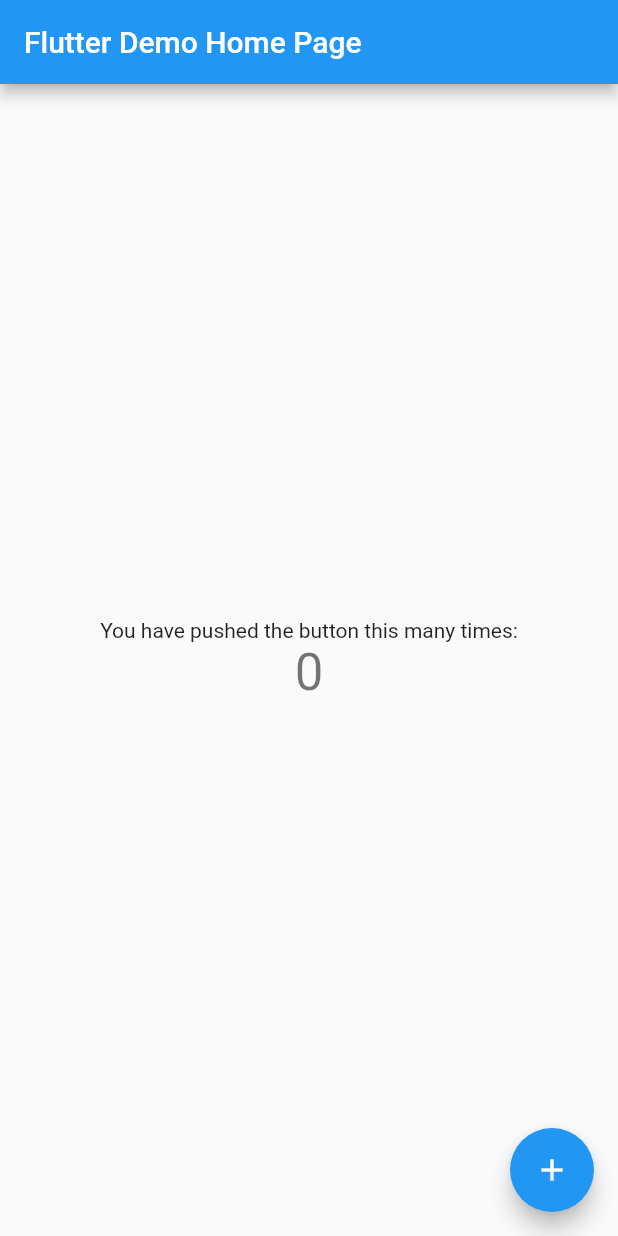
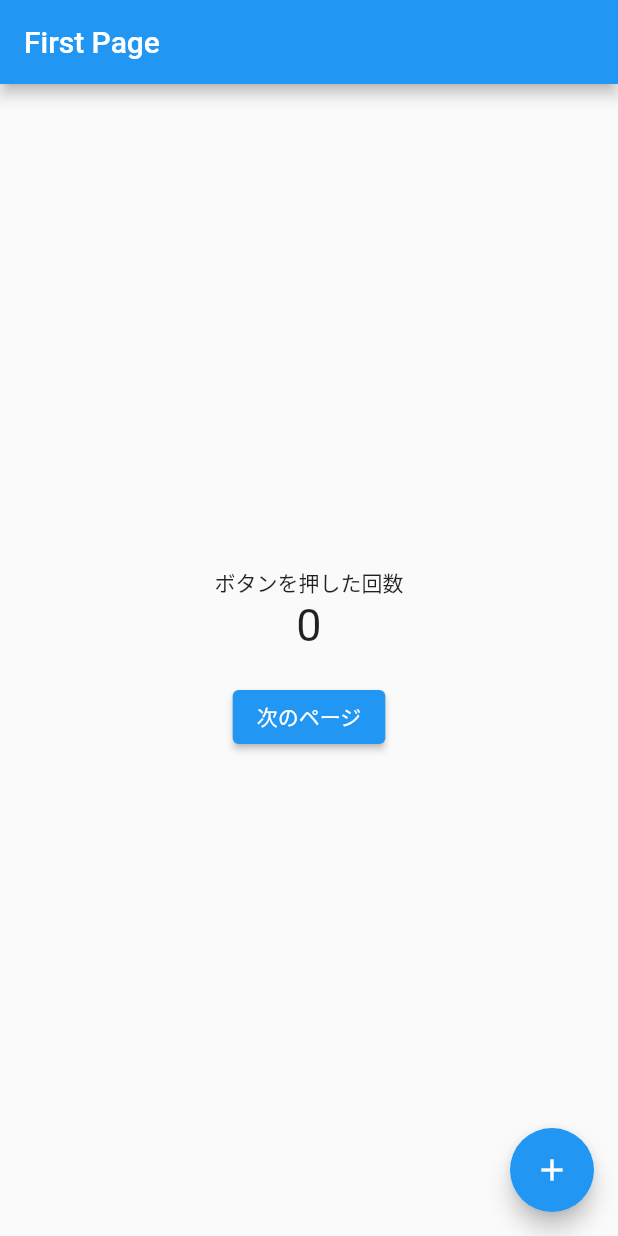
Before and after one commit to sa8a/counter_app, a Flutter app: the screen it shows after launch, on a phone screen of 412 x 824 dp. Run offline on Flutter 3.47's test engine with Material 2 defaults, Android fonts, the phone set to English and light mode, and no system bars.

Commit message:
add: カウンター画面を追加

```diff
--- a/lib/main.dart
+++ b/lib/main.dart
@@ -7,41 +7,16 @@ void main() {
 class MyApp extends StatelessWidget {
   const MyApp({super.key});
 
-  // This widget is the root of your application.
   @override
   Widget build(BuildContext context) {
-    return MaterialApp(
-      title: 'Flutter Demo',
-      theme: ThemeData(
-        // This is the theme of your application.
-        //
-        // Try running your application with "flutter run". You'll see the
-        // application has a blue toolbar. Then, without quitting the app, try
-        // changing the primarySwatch below to Colors.green and then invoke
-        // "hot reload" (press "r" in the console where you ran "flutter run",
-        // or simply save your changes to "hot reload" in a Flutter IDE).
-        // Notice that the counter didn't reset back to zero; the application
-        // is not restarted.
-        primarySwatch: Colors.blue,
-      ),
-      home: const MyHomePage(title: 'Flutter Demo Home Page'),
+    return const MaterialApp(
+      home: MyHomePage(),
     );
   }
 }
 
 class MyHomePage extends StatefulWidget {
-  const MyHomePage({super.key, required this.title});
-
-  // This widget is the home page of your application. It is stateful, meaning
-  // that it has a State object (defined below) that contains fields that affect
-  // how it looks.
-
-  // This class is the configuration for the state. It holds the values (in this
-  // case the title) provided by the parent (in this case the App widget) and
-  // used by the build method of the State. Fields in a Widget subclass are
-  // always marked "final".
-
-  final String title;
+  const MyHomePage({super.key});
 
   @override
   State<MyHomePage> createState() => _MyHomePageState();
@@ -50,66 +25,86 @@ class MyHomePage extends StatefulWidget {
 class _MyHomePageState extends State<MyHomePage> {
   int _counter = 0;
 
-  void _incrementCounter() {
-    setState(() {
-      // This call to setState tells the Flutter framework that something has
-      // changed in this State, which causes it to rerun the build method below
-      // so that the display can reflect the updated values. If we changed
-      // _counter without calling setState(), then the build method would not be
-      // called again, and so nothing would appear to happen.
-      _counter++;
-    });
-  }
-
   @override
   Widget build(BuildContext context) {
-    // This method is rerun every time setState is called, for instance as done
-    // by the _incrementCounter method above.
-    //
-    // The Flutter framework has been optimized to make rerunning build methods
-    // fast, so that you can just rebuild anything that needs updating rather
-    // than having to individually change instances of widgets.
     return Scaffold(
       appBar: AppBar(
-        // Here we take the value from the MyHomePage object that was created by
-        // the App.build method, and use it to set our appbar title.
-        title: Text(widget.title),
+        backgroundColor: Colors.blue,
+        title: const Text('First Page'),
       ),
       body: Center(
-        // Center is a layout widget. It takes a single child and positions it
-        // in the middle of the parent.
         child: Column(
-          // Column is also a layout widget. It takes a list of children and
-          // arranges them vertically. By default, it sizes itself to fit its
-          // children horizontally, and tries to be as tall as its parent.
-          //
-          // Invoke "debug painting" (press "p" in the console, choose the
-          // "Toggle Debug Paint" action from the Flutter Inspector in Android
-          // Studio, or the "Toggle Debug Paint" command in Visual Studio Code)
-          // to see the wireframe for each widget.
-          //
-          // Column has various properties to control how it sizes itself and
-          // how it positions its children. Here we use mainAxisAlignment to
-          // center the children vertically; the main axis here is the vertical
-          // axis because Columns are vertical (the cross axis would be
-          // horizontal).
           mainAxisAlignment: MainAxisAlignment.center,
-          children: <Widget>[
-            const Text(
-              'You have pushed the button this many times:',
+          children: [
+            Column(
+              mainAxisAlignment: MainAxisAlignment.center,
+              children: [
+                const Text('ボタンを押した回数'),
+                Text('$_counter', style: const TextStyle(fontSize: 30)),
+              ],
             ),
-            Text(
-              '$_counter',
-              style: Theme.of(context).textTheme.headline4,
-            ),
+            const SizedBox(height: 20),
+            ElevatedButton(
+              onPressed: () {
+                Navigator.push(
+                  context,
+                  MaterialPageRoute(
+                    builder: ((context) => const MySecondPage()),
+                  ),
+                );
+              },
+              child: const Text('次のページ'),
+            )
           ],
         ),
       ),
       floatingActionButton: FloatingActionButton(
-        onPressed: _incrementCounter,
-        tooltip: 'Increment',
+        onPressed: () {
+          setState(() {
+            _counter++;
+          });
+        },
         child: const Icon(Icons.add),
-      ), // This trailing comma makes auto-formatting nicer for build methods.
+      ),
     );
   }
 }
+
+class MySecondPage extends StatelessWidget {
+  const MySecondPage({super.key});
+
+  @override
+  Widget build(BuildContext context) {
+    return Scaffold(
+      appBar: AppBar(
+        backgroundColor: Colors.red,
+        title: const Text('Second Page'),
+      ),
+      body: Center(
+        child: Column(
+          mainAxisAlignment: MainAxisAlignment.center,
+          children: [
+            Column(
+              mainAxisAlignment: MainAxisAlignment.center,
+              children: const [
+                Text('ボタンを押した回数'),
+                Text('ここに回数を表示', style: TextStyle(fontSize: 30)),
+              ],
+            ),
+            const SizedBox(height: 20),
+            ElevatedButton(
+              onPressed: () {
+                Navigator.pop(context);
+              },
+              child: const Text('前のページ'),
+            )
+          ],
+        ),
+      ),
+      floatingActionButton: FloatingActionButton(
+        onPressed: () {},
+        child: const Icon(Icons.add),
+      ),
+    );
+  }
+}
```
